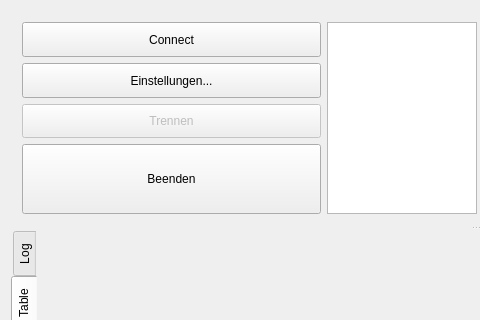
Before: the Qt Designer form mainwindow.ui in EinfachToll/MeinSQL, drawn with Qt 5; both pictures show x 0 to 480 and y 0 to 320 of the 960 by 669 pixel window.
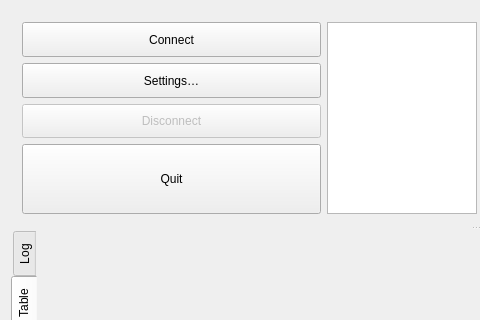
After: the same form once the commit is applied.

What changed in the file:
```diff
--- a/mainwindow.ui
+++ b/mainwindow.ui
@@ -54,7 +54,7 @@
        <property name="handleWidth">
         <number>5</number>
        </property>
-       <widget class="QWidget" name="">
+       <widget class="QWidget" name="layoutWidget">
         <layout class="QHBoxLayout" name="horizontalLayout_2">
          <item>
           <layout class="QVBoxLayout" name="verticalLayout" stretch="1,1,1,2">
@@ -80,7 +80,7 @@
               </sizepolicy>
              </property>
              <property name="text">
-              <string>Einstellungen...</string>
+              <string>Settings…</string>
              </property>
             </widget>
            </item>
@@ -96,7 +96,7 @@
               </sizepolicy>
              </property>
              <property name="text">
-              <string>Trennen</string>
+              <string>Disconnect</string>
              </property>
             </widget>
            </item>
@@ -109,7 +109,7 @@
               </sizepolicy>
              </property>
              <property name="text">
-              <string>Beenden</string>
+              <string>Quit</string>
              </property>
             </widget>
            </item>
```
Left out of the diff: 24 changed lines with no effect on the pictures.
